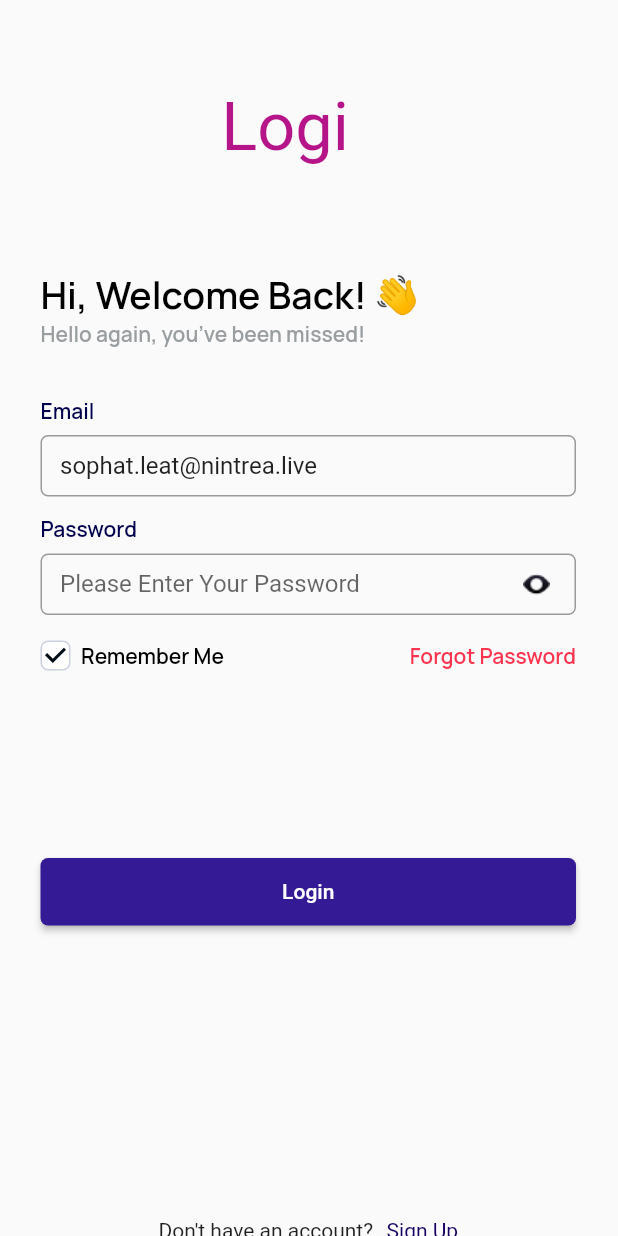
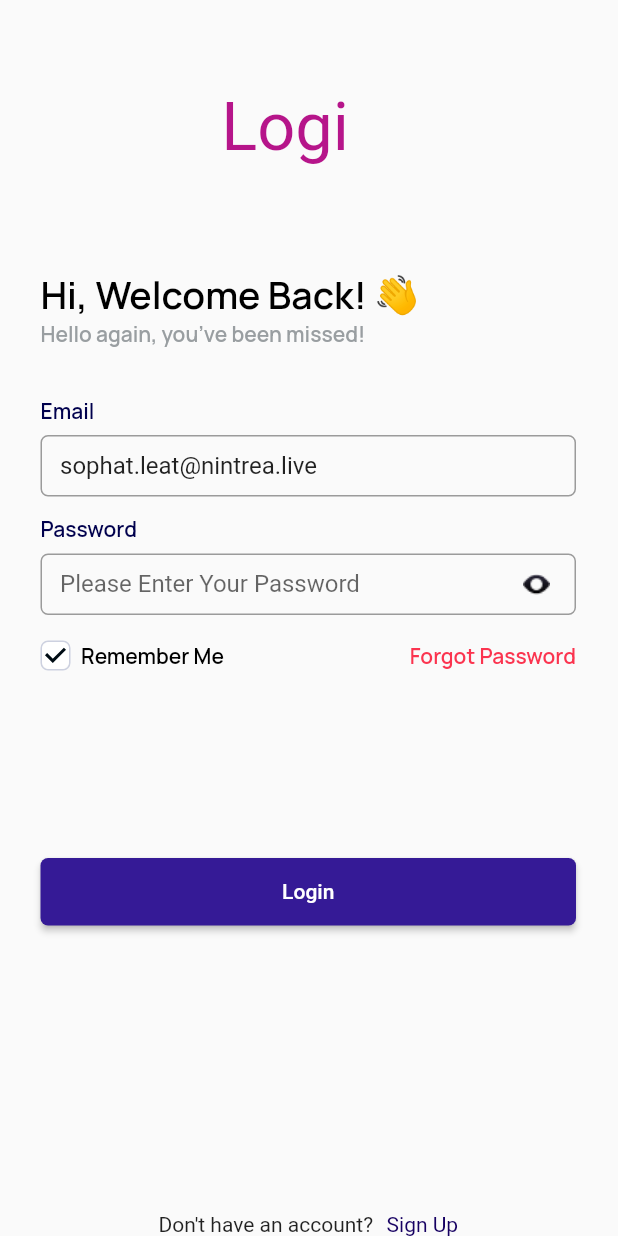
Before and after one commit to nmustakim/login_form_validation, a Flutter app: the screen it shows after launch, scrolled down 33 dp, on a phone screen of 412 x 824 dp. Run offline on Flutter 3.47's test engine with Material 2 defaults, Android fonts, the phone set to English and light mode, and no system bars; our stand-ins replace google_fonts.

```diff
--- a/lib/Screens/login_form.dart
+++ b/lib/Screens/login_form.dart
@@ -225,7 +225,7 @@ and set the main axis alignment to spaceBetween.
                         },
                         child: const Center(child: Text('Login')))),
                 const SizedBox(
-                  height: 195,
+                  height: 191,
                 ),
                 Row(
                   mainAxisAlignment: MainAxisAlignment.center,
```
